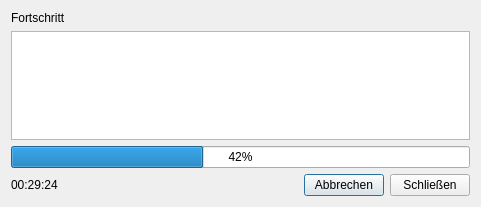
Old version of the form ui/progress.ui in the repository de-bkg/qgis-geocoder.
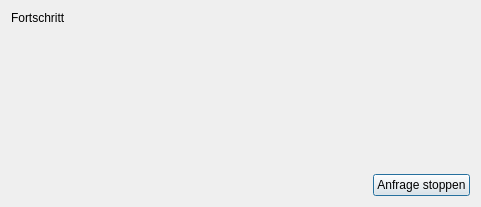
New version of the form. Icons and pictures are not drawn.

Patch:
```diff
--- a/ui/progress.ui
+++ b/ui/progress.ui
@@ -21,25 +21,6 @@
      </property>
     </widget>
    </item>
-   <item>
-    <widget class="QPlainTextEdit" name="progresstextoutput_textedit"/>
-   </item>
-   <item>
-    <widget class="QProgressBar" name="geocodingprogress_progressbar">
-     <property name="value">
-      <number>42</number>
-     </property>
-     <property name="orientation">
-      <enum>Qt::Horizontal</enum>
-     </property>
-     <property name="invertedAppearance">
-      <bool>false</bool>
-     </property>
-     <property name="textDirection">
-      <enum>QProgressBar::TopToBottom</enum>
-     </property>
-    </widget>
-   </item>
    <item>
     <spacer name="verticalSpacer">
      <property name="orientation">
@@ -58,13 +39,6 @@
      <property name="topMargin">
       <number>0</number>
      </property>
-     <item>
-      <widget class="QLabel" name="elapsed_time_label">
-       <property name="text">
-        <string>00:29:24</string>
-       </property>
-      </widget>
-     </item>
      <item>
       <spacer name="horizontalSpacer">
        <property name="orientation">
@@ -79,16 +53,22 @@
       </spacer>
      </item>
      <item>
-      <widget class="QPushButton" name="cancel_button">
-       <property name="text">
-        <string>Abbrechen</string>
+      <widget class="QPushButton" name="request_button">
+       <property name="sizePolicy">
+        <sizepolicy hsizetype="Fixed" vsizetype="Fixed">
+         <horstretch>0</horstretch>
+         <verstretch>0</verstretch>
+        </sizepolicy>
        </property>
-      </widget>
-     </item>
-     <item>
-      <widget class="QPushButton" name="close_button">
+       <property name="layoutDirection">
+        <enum>Qt::LeftToRight</enum>
+       </property>
        <property name="text">
-        <string>Schließen</string>
+        <string>Anfrage stoppen</string>
+       </property>
+       <property name="icon">
+        <iconset>
+         <normaloff>icons/20190619_iconset_mob_wborders_stop_1.png</normaloff>icons/20190619_iconset_mob_wborders_stop_1.png</iconset>
        </property>
       </widget>
      </item>
```
